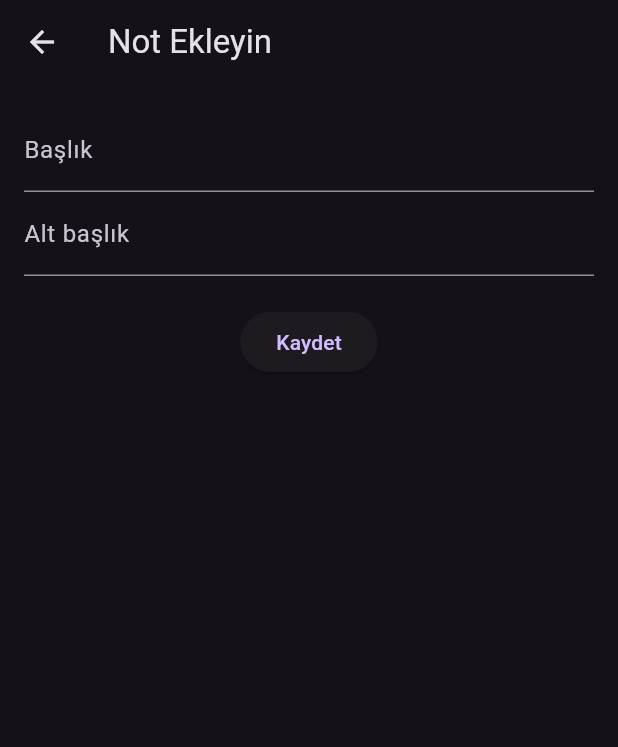
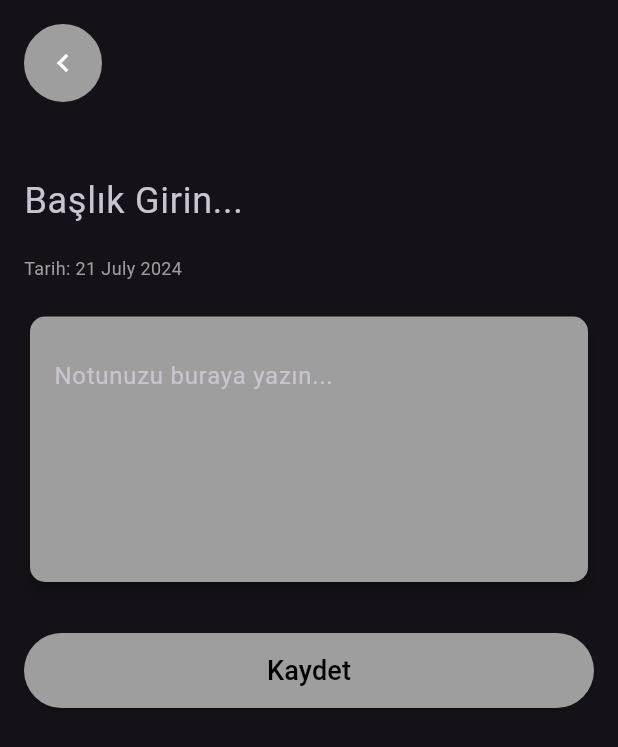
Before and after one commit to BerkErdgn/MotiX, a Flutter app: the AddNotePage screen opened directly, on a phone screen of 412 x 824 dp. Shown: the top 747 px of the screen. Run offline on Flutter 3.47's test engine with Material 3 defaults, Android fonts, the phone set to English and light mode, and no system bars; our stand-ins replace animated_splash_screen, cloud_firestore, curved_navigation_bar, dash_chat_2, firebase_auth, firebase_core and 8 more; accounts and stored records are empty.

Commit message:
note-add was done

```diff
--- a/lib/notes_page/note_add.dart
+++ b/lib/notes_page/note_add.dart
@@ -1,40 +1,131 @@
 import 'package:flutter/material.dart';
+import 'package:intl/intl.dart';
+import 'package:motix_app/notes_page/notes_page.dart';
 import 'package:provider/provider.dart';
+import 'package:shared_preferences/shared_preferences.dart';
 import 'note_provider.dart';
 
-class AddNotePage extends StatelessWidget {
+class AddNotePage extends StatefulWidget {
+  @override
+  _AddNotePageState createState() => _AddNotePageState();
+}
+
+class _AddNotePageState extends State<AddNotePage> {
   final _titleController = TextEditingController();
   final _subtitleController = TextEditingController();
+  final _noteController = TextEditingController();
+  final String _todayDate = DateFormat('dd MMMM yyyy').format(DateTime.now());
+
+  final Future<SharedPreferences> _prefs = SharedPreferences.getInstance();
 
   @override
   Widget build(BuildContext context) {
     return Scaffold(
-      appBar: AppBar(
-        title: Text('Not Ekleyin'),
-      ),
-      body: Padding(
+      body: SafeArea(
+        child: Padding(
           padding: const EdgeInsets.all(16.0),
           child: Column(
             children: [
+              Row(
+                mainAxisAlignment: MainAxisAlignment.start,
+                children: [
+                  Container(
+                    decoration: BoxDecoration(
+                      color: Colors.grey,
+                      shape: BoxShape.circle,
+                      border: Border.all(color: Colors.grey, width: 2),
+                    ),
+                    child: IconButton(
+                      onPressed: () {
+                        Navigator.pop(context);
+                      },
+                      icon: const Icon(
+                        Icons.chevron_left,
+                        color: Colors.white,
+                      ),
+                    ),
+                  ),
+                ],
+              ),
+              const SizedBox(height: 40),
               TextField(
+                maxLines: null,
+                style: const TextStyle(fontSize: 24),
                 controller: _titleController,
-              decoration: InputDecoration(labelText: 'Başlık'),
+                decoration: const InputDecoration(
+                  border: InputBorder.none,
+                  hintText: 'Başlık Girin...',
                 ),
-            TextField(
-              controller: _subtitleController,
-              decoration: InputDecoration(labelText: 'Alt başlık'),
               ),
-            SizedBox(height: 20),
-            ElevatedButton(
-              onPressed: () {
+              const SizedBox(height: 10),
+              Row(
+                mainAxisAlignment: MainAxisAlignment.start,
+                children: [
+                  Text(
+                    'Tarih: $_todayDate',
+                    style: const TextStyle(fontSize: 12, color: Colors.grey),
+                  ),
+                ],
+              ),
+              const SizedBox(height: 20),
+              Container(
+                constraints: const BoxConstraints(minHeight: 185),
+                child: Card(
+                  color: Colors.grey,
+                  elevation: 4.0,
+                  shape: RoundedRectangleBorder(
+                    borderRadius: BorderRadius.circular(10),
+                  ),
+                  child: Padding(
+                    padding: const EdgeInsets.all(16.0),
+                    child: TextField(
+                      maxLines: null,
+                      controller: _noteController,
+                      decoration: const InputDecoration(
+                        border: InputBorder.none,
+                        hintText: 'Notunuzu buraya yazın...',
+                      ),
+                    ),
+                  ),
+                ),
+              ),
+              const SizedBox(height: 30),
+              SizedBox(
+                width: double.infinity,
+                height: 50,
+                child: ElevatedButton(
+                  onPressed: () async {
                     final title = _titleController.text;
                     final subtitle = _subtitleController.text;
-                context.read<NoteProvider>().addNote(title, subtitle);
-                Navigator.of(context).pop();
+                    final note = _noteController.text;
+
+                    final prefs = await _prefs;
+
+                    await prefs.setString('note_title', title);
+                    await prefs.setString('note_subtitle', subtitle);
+                    await prefs.setString('note_content', note);
+
+                    ScaffoldMessenger.of(context).showSnackBar(
+                      const SnackBar(
+                        content: Text('Not kaydedildi'),
+                      ),
+                    );
+
+                    context.read<NoteProvider>().addNote(title, note);
+
+                    Navigator.pop(context);
                   },
-              child: Text('Kaydet'),
+                  style: ElevatedButton.styleFrom(
+                    backgroundColor: Colors.grey,
+                  ),
+                  child: const Text(
+                    'Kaydet',
+                    style: TextStyle(color: Colors.black, fontSize: 18),
+                  ),
+                ),
               ),
             ],
+          ),
         ),
       ),
     );
```
Lines whose indentation alone changed are shown as unchanged.
